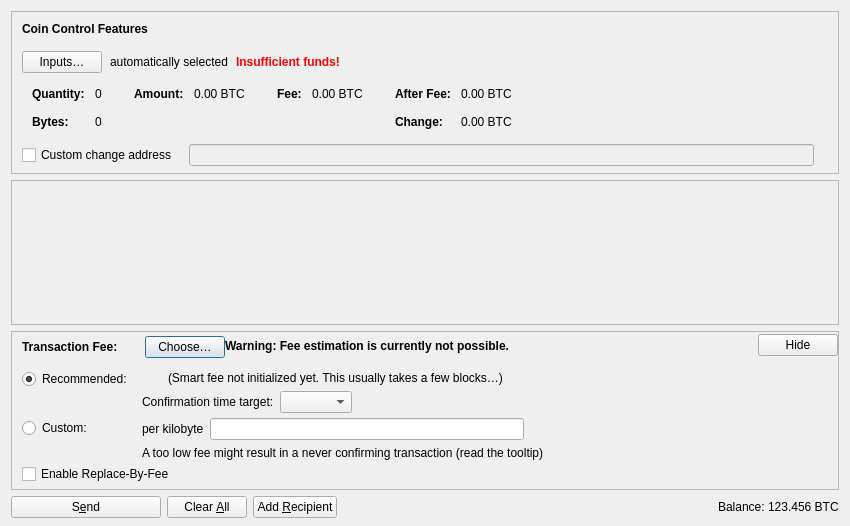
The window that src/qt/forms/sendcoinsdialog.ui (nicolasspzh/velincoin) describes before a commit, drawn with Qt 5.
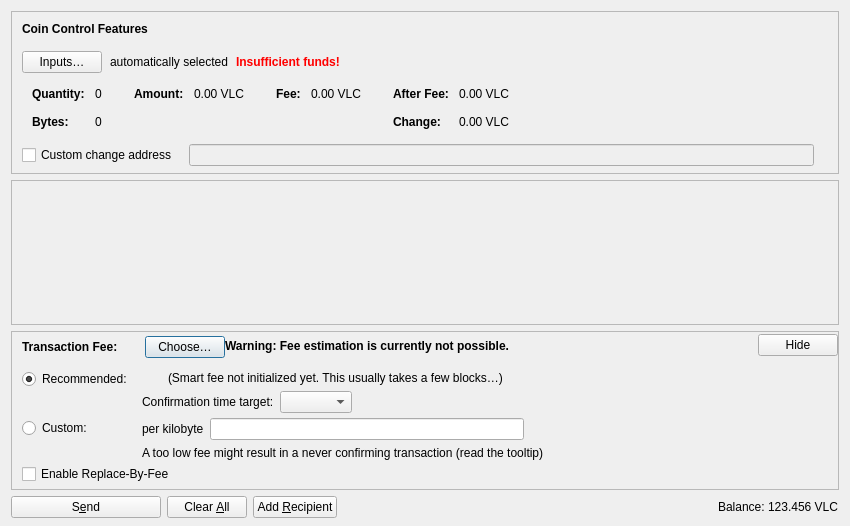
The same window after the commit. Icons and pictures are not drawn. Custom widgets are drawn as their Qt base class.

```diff
--- a/src/qt/forms/sendcoinsdialog.ui
+++ b/src/qt/forms/sendcoinsdialog.ui
@@ -327,7 +327,7 @@
                   <enum>Qt::ActionsContextMenu</enum>
                  </property>
                  <property name="text">
-                  <string notr="true">0.00 BTC</string>
+                  <string notr="true">0.00 VLC</string>
                  </property>
                  <property name="textInteractionFlags">
                   <set>Qt::LinksAccessibleByMouse|Qt::TextSelectableByKeyboard|Qt::TextSelectableByMouse</set>
@@ -378,7 +378,7 @@
                   <enum>Qt::ActionsContextMenu</enum>
                  </property>
                  <property name="text">
-                  <string notr="true">0.00 BTC</string>
+                  <string notr="true">0.00 VLC</string>
                  </property>
                  <property name="textInteractionFlags">
                   <set>Qt::LinksAccessibleByMouse|Qt::TextSelectableByKeyboard|Qt::TextSelectableByMouse</set>
@@ -432,7 +432,7 @@
                   <enum>Qt::ActionsContextMenu</enum>
                  </property>
                  <property name="text">
-                  <string notr="true">0.00 BTC</string>
+                  <string notr="true">0.00 VLC</string>
                  </property>
                  <property name="textInteractionFlags">
                   <set>Qt::LinksAccessibleByMouse|Qt::TextSelectableByKeyboard|Qt::TextSelectableByMouse</set>
@@ -461,7 +461,7 @@
                   <enum>Qt::ActionsContextMenu</enum>
                  </property>
                  <property name="text">
-                  <string notr="true">0.00 BTC</string>
+                  <string notr="true">0.00 VLC</string>
                  </property>
                  <property name="textInteractionFlags">
                   <set>Qt::LinksAccessibleByMouse|Qt::TextSelectableByKeyboard|Qt::TextSelectableByMouse</set>
@@ -1191,7 +1191,7 @@
           <cursorShape>IBeamCursor</cursorShape>
          </property>
          <property name="text">
-          <string notr="true">123.456 BTC</string>
+          <string notr="true">123.456 VLC</string>
          </property>
          <property name="textInteractionFlags">
           <set>Qt::LinksAccessibleByMouse|Qt::TextSelectableByKeyboard|Qt::TextSelectableByMouse</set>
```
Left out of the diff: 2 changed lines with no effect on the pictures.
